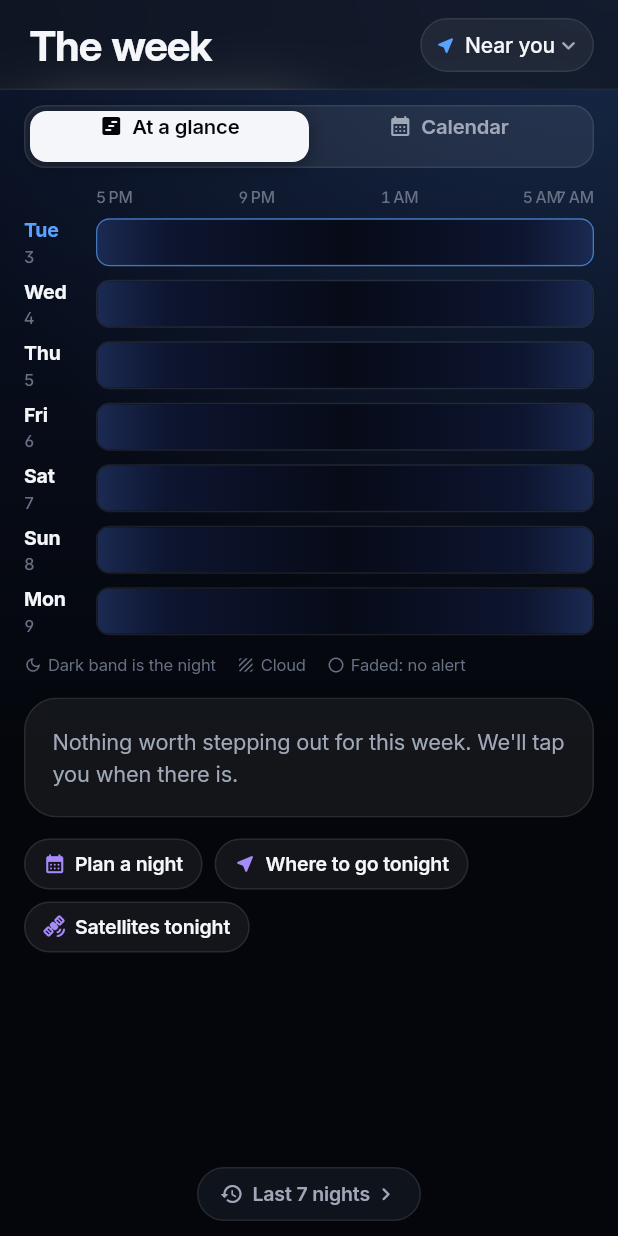
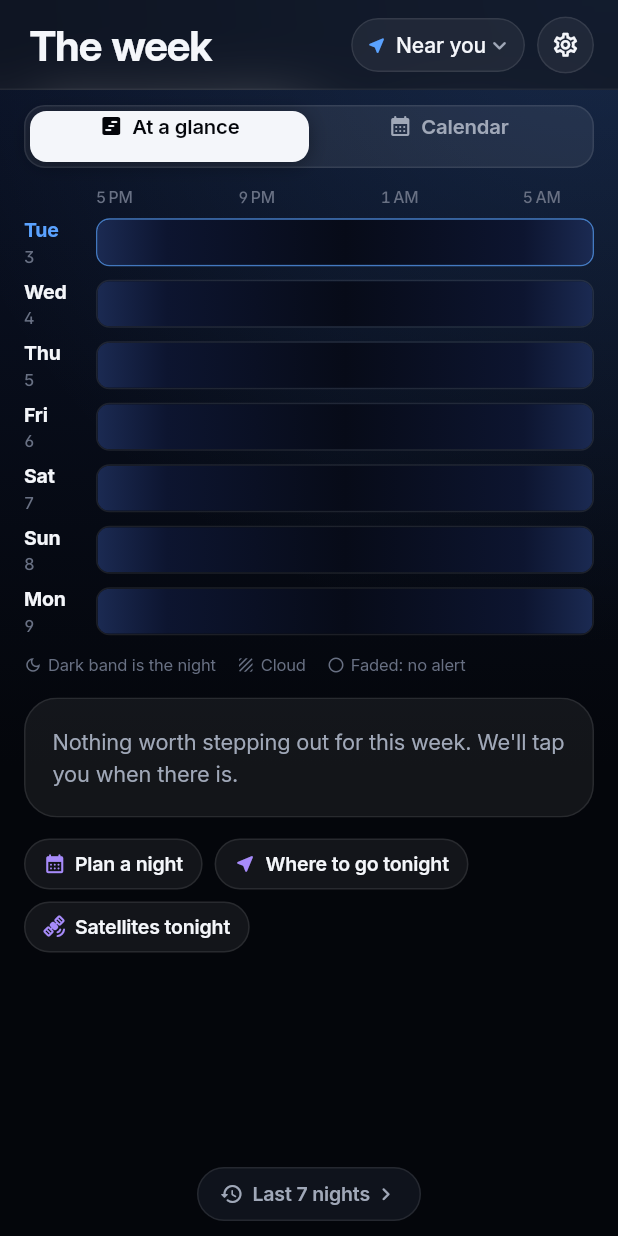
Before and after one commit to brilliant-disruptions/lookup, a Flutter app: the UpcomingScreen screen opened directly, on a phone screen of 412 x 824 dp. Run offline on Flutter 3.47's test engine with Material 3 defaults, Android fonts, the phone set to English and light mode, and no system bars; our stand-ins replace camera, flutter_local_notifications, flutter_riverpod, flutter_timezone, geolocator, image_picker and 4 more; missing offline and left inert: add_2_calendar, flutter_rotation_sensor, home_widget, satellite_observer, workmanager; accounts and stored records are empty; statements that could not run were skipped.

Commit message:
Settings on every tab; Week markers say what they are; clearer LookUp+ tag
- The Settings gear (press and hold for night vision) is now on Sky, Week
  and Log as well as Tonight.
- Week markers carry a short name (ISS, Tiangong, Starlink, Venus · Moon),
  falling back to icons on a night too crowded for words. Tiangong gets
  its own colour so it never reads as the ISS.
- "LookUp+" on a sight becomes a lock and "Alert with LookUp+".
- The night axis drops the 7 AM label that ran into 5 AM.

Co-Authored-By: Claude Opus 5.5 <noreply@anthropic.com>
Claude-Session: https://claude.ai/code/session_01BbUTXpGaMxiGWkwJp3ySsi

```diff
--- a/lib/ui/format.dart
+++ b/lib/ui/format.dart
@@ -68,6 +68,31 @@ String eventTitle(SkyEvent e) => switch (e.type) {
       SkyEventType.skyObject => (e.details['name'] as String?) ?? e.type.label,
       _ => e.type.label,
     };
+
+/// A word or two for the Week tab's markers: which satellite, which planets,
+/// which shower, so the week reads without tapping.
+String eventShortName(SkyEvent e) => switch (e.type) {
+      SkyEventType.iss => 'ISS',
+      SkyEventType.tiangong => 'Tiangong',
+      SkyEventType.starlinkTrain => 'Starlink',
+      SkyEventType.auroraNow || SkyEventType.auroraOutlook => 'Aurora',
+      SkyEventType.meteorShower => (e.details['shower'] as String?) ?? 'Meteors',
+      SkyEventType.lunarEclipse || SkyEventType.solarEclipse => 'Eclipse',
+      SkyEventType.planetPairing => switch (e.details['bodies']) {
+          [final Object a, final Object b] => '${_bare(a)} · ${_bare(b)}',
+          _ => 'Planets',
+        },
+      SkyEventType.rocketLaunch => 'Launch',
+      SkyEventType.issTransit => 'ISS × ${e.details['body'] ?? 'Sun'}',
+      SkyEventType.planetHighlight => (e.details['planet'] as String?) ?? 'Planet',
+      SkyEventType.satellitePass || SkyEventType.skyObject => (e.details['name'] as String?) ?? e.type.label,
+    };
+
+/// "the Moon" → "Moon": markers are names, not sentences.
+String _bare(Object name) {
+  final s = '$name';
+  return s.startsWith('the ') ? '${s[4].toUpperCase()}${s.substring(5)}' : s;
+}
 
 String eventSubtitle(SkyEvent e) {
   switch (e.type) {
--- a/lib/ui/kit/event_style.dart
+++ b/lib/ui/kit/event_style.dart
@@ -9,7 +9,8 @@ import '../theme.dart';
 /// up: list glyphs, the hero card's glow, the Week tab. A null icon means
 /// the ringed [PlanetMark] (Material's only planet icon is the Earth).
 ({IconData? icon, Color color}) eventStyle(SkyEventType? t, {Map<String, Object?> details = const {}}) => switch (t) {
-      SkyEventType.iss || SkyEventType.tiangong => (icon: Icons.satellite_alt_rounded, color: LookUpColors.blue),
+      SkyEventType.iss => (icon: Icons.satellite_alt_rounded, color: LookUpColors.blue),
+      SkyEventType.tiangong => (icon: Icons.satellite_alt_rounded, color: LookUpColors.rose),
       SkyEventType.satellitePass => (icon: Icons.satellite_alt_rounded, color: LookUpColors.cyan),
       SkyEventType.starlinkTrain => (icon: Icons.linear_scale_rounded, color: LookUpColors.violet),
       SkyEventType.auroraNow || SkyEventType.auroraOutlook => (icon: Icons.waves_rounded, color: LookUpColors.good),
--- a/lib/ui/log_screen.dart
+++ b/lib/ui/log_screen.dart
@@ -9,6 +9,7 @@ import '../services/photo_store.dart';
 import '../state/providers.dart';
 import 'format.dart';
 import 'kit/kit.dart';
+import 'settings_screen.dart';
 import 'theme.dart';
 import 'year_card.dart';
 
@@ -31,7 +32,7 @@ class _LogScreenState extends ConsumerState<LogScreen> {
     final top = MediaQuery.paddingOf(context).top + AppHeader.height;
     return Scaffold(
       extendBodyBehindAppBar: true,
-      appBar: const AppHeader(title: Text('Sky log')),
+      appBar: const AppHeader(title: Text('Sky log'), actions: [SettingsButton()]),
       body: SkyBackdrop(
         stars: false,
         glow: LookUpColors.violet,
--- a/lib/ui/settings_screen.dart
+++ b/lib/ui/settings_screen.dart
@@ -24,6 +24,20 @@ import 'tour.dart';
 /// that pressing and holding Settings shows).
 Future<void> openSettings(BuildContext context, {bool nightVision = false}) =>
     Navigator.of(context).push(MaterialPageRoute(builder: (_) => SettingsScreen(focusNightVision: nightVision)));
+
+/// The gear in every tab's header: tap for Settings, press and hold for
+/// just night vision.
+class SettingsButton extends StatelessWidget {
+  const SettingsButton({super.key});
+  @override
+  Widget build(BuildContext context) => CircleButton(
+        tooltip: 'Settings',
+        icon: Icons.settings_outlined,
+        onPressed: () => openSettings(context),
+        onLongPress: () => showNightVisionCard(context),
+        longPressHint: 'Night vision',
+      );
+}
 
 typedef _Set = Future<void> Function(LookUpSettings Function(LookUpSettings));
 
--- a/lib/ui/sky/sky_screen.dart
+++ b/lib/ui/sky/sky_screen.dart
@@ -13,6 +13,7 @@ import '../format.dart';
 import '../look_sheet.dart';
 import '../kit/kit.dart';
 import '../places_screen.dart';
+import '../settings_screen.dart';
 import '../theme.dart';
 import 'night_strip.dart';
 import 'object_sheet.dart';
@@ -124,6 +125,7 @@ class _SkyScreenState extends ConsumerState<SkyScreen> {
             icon: _whole ? Icons.panorama_horizontal_rounded : Icons.blur_circular_rounded,
             onPressed: () => setState(() => _whole = !_whole),
           ),
+          const SettingsButton(),
         ],
       ),
       body: SkyBackdrop(
--- a/lib/ui/theme.dart
+++ b/lib/ui/theme.dart
@@ -37,6 +37,9 @@ abstract final class LookUpColors {
   static const gold = Color(0xFFF5C76B);
   static const red = Color(0xFFFF7A6B);
   static const cyan = Color(0xFF52D1E8);
+
+  /// Tiangong, so it never reads as the ISS at a glance.
+  static const rose = Color(0xFFFF8FC7);
 }
 
 /// Corner radii. Everything is rounded; nothing is boxy.
--- a/lib/ui/upcoming_screen.dart
+++ b/lib/ui/upcoming_screen.dart
@@ -11,6 +11,7 @@ import 'kit/kit.dart';
 import 'look_sheet.dart';
 import 'paywall_sheet.dart';
 import 'places_screen.dart';
+import 'settings_screen.dart';
 import 'theme.dart';
 import 'week_views.dart';
 
@@ -49,6 +50,7 @@ class _UpcomingScreenState extends ConsumerState<UpcomingScreen> {
         title: const Text('The week'),
         place: (place?.isNotEmpty ?? false) ? place! : 'Near you',
         onPlaceTap: () => openPlaces(context),
+        actions: const [SettingsButton()],
       ),
       body: SkyBackdrop(
         stars: false,
@@ -257,7 +259,7 @@ class _EventRow extends StatelessWidget {
           const Text('No alert', style: TextStyle(fontSize: 11.5, color: LookUpColors.greyDim)),
         ] else if (!past && locked) ...[
           const SizedBox(height: 4),
-          const Text('LookUp+', style: TextStyle(fontSize: 11.5, fontWeight: FontWeight.w600, color: LookUpColors.blue)),
+          const PlusAlertTag(),
         ],
       ]),
     );
--- a/lib/ui/week_views.dart
+++ b/lib/ui/week_views.dart
@@ -180,8 +180,8 @@ class _Axis extends StatelessWidget {
               String h(int hour) => DateFormat.j().format(DateTime(2000, 1, 1, hour));
               return Stack(clipBehavior: Clip.none, children: [
                 for (final (hour, f) in [(17, 0.0), (21, 4 / 14), (1, 8 / 14), (5, 12 / 14)])
+                  // Every four hours; a 7 AM at the end would run into 5 AM.
                   Positioned(left: f * box.maxWidth, child: Text(h(hour), style: style)),
-                Positioned(right: 0, child: Text(h(7), style: style)),
               ]);
             }),
           ),
@@ -211,6 +211,53 @@ class _NightBar extends StatelessWidget {
 
   static const _size = 22.0;
 
+  /// Room between neighbouring markers and at the bar's ends.
+  static const _gap = 3.0, _edge = 2.0;
+
+  /// Each marker's left edge, icon centred on its time.
+  List<double> _iconLefts(double w) {
+    final xs = <double>[];
+    for (final e in n.events) {
+      var x = barPosition(e.start) * w;
+      if (xs.isNotEmpty) x = math.max(x, xs.last + _size * 0.8);
+      xs.add(x.clamp(_size / 2 + _edge, w - _size / 2 - _edge));
+    }
+    return [for (final x in xs) x - _size / 2];
+  }
+
+  /// Named markers, each starting at its time; pushed right past the one
+  /// before, then back left from the bar's end. Null when they can't all fit.
+  ({List<double> lefts, List<double> labelWidths})? _namedLayout(BuildContext context, double w) {
+    if (n.events.isEmpty) return null;
+    final style = DefaultTextStyle.of(context).style.merge(_Marker.labelStyle);
+    final scaler = MediaQuery.textScalerOf(context).clamp(maxScaleFactor: 1.15);
+    final labels = [
+      for (final e in n.events)
+        (TextPainter(
+          text: TextSpan(text: eventShortName(e), style: style),
+          textDirection: Directionality.of(context),
+          textScaler: scaler,
+          maxLines: 1,
+        )..layout(maxWidth: _Marker.maxLabelWidth))
+            .width
+            .ceilToDouble()
+    ];
+    final widths = [for (final l in labels) _Marker.widthFor(l)];
+    final lefts = <double>[];
+    for (var i = 0; i < n.events.length; i++) {
+      var x = math.max(barPosition(n.events[i].start) * w - _size / 2, _edge);
+      if (i > 0) x = math.max(x, lefts[i - 1] + widths[i - 1] + _gap);
+      lefts.add(x);
+    }
+    var limit = w - _edge;
+    for (var i = n.events.length - 1; i >= 0; i--) {
+      lefts[i] = math.min(lefts[i], limit - widths[i]);
+      limit = lefts[i] - _gap;
+    }
+    if (lefts.first < _edge) return null;
+    return (lefts: lefts, labelWidths: labels);
+  }
+
   @override
   Widget build(BuildContext context) => Semantics(
         container: true,
@@ -230,20 +277,20 @@ class _NightBar extends StatelessWidget {
               borderRadius: BorderRadius.circular(8),
               child: LayoutBuilder(builder: (context, box) {
                 final w = box.maxWidth;
-                // Markers at their times, nudged apart when they'd overlap.
-                final xs = <double>[];
-                for (final e in n.events) {
-                  var x = barPosition(e.start) * w;
-                  if (xs.isNotEmpty) x = math.max(x, xs.last + _size * 0.8);
-                  xs.add(x.clamp(_size / 2 + 2, w - _size / 2 - 2));
-                }
+                // Named where there's room ("ISS", "Tiangong"), else just
+                // the icons, nudged apart when they'd overlap.
+                final named = _namedLayout(context, w);
+                final xs = named?.lefts ?? _iconLefts(w);
                 return Stack(children: [
                   Positioned.fill(child: CustomPaint(painter: _BarPainter(n.clouds))),
                   for (var i = 0; i < n.events.length; i++)
                     Positioned(
-                      left: xs[i] - _size / 2,
+                      left: xs[i],
                       top: (32 - 2 - _size) / 2,
-                      child: _Marker(n.events[i], selected: n.events[i].id == pick?.id, onTap: onPick),
+                      child: _Marker(n.events[i],
+                          selected: n.events[i].id == pick?.id,
+                          onTap: onPick,
+                          labelWidth: named?.labelWidths[i]),
                     ),
                 ]);
               }),
@@ -254,14 +301,30 @@ class _NightBar extends StatelessWidget {
 }
 
 class _Marker extends StatelessWidget {
-  const _Marker(this.e, {required this.selected, required this.onTap});
+  const _Marker(this.e, {required this.selected, required this.onTap, this.labelWidth});
   final SkyEvent e;
   final bool selected;
   final ValueChanged<SkyEvent> onTap;
 
+  /// Set when there's room for the name beside the icon.
+  final double? labelWidth;
+
+  static const labelStyle = TextStyle(fontSize: 10.5, fontWeight: FontWeight.w600, height: 1.1);
+  static const maxLabelWidth = 84.0;
+  static double widthFor(double label) => _NightBar._size + label + 7;
+
   @override
   Widget build(BuildContext context) {
     final s = eventStyle(e.type, details: e.details);
+    final ink = selected ? LookUpColors.black : s.color;
+    final icon = SizedBox(
+      width: _NightBar._size,
+      height: _NightBar._size,
+      child: s.icon == null
+          ? Padding(padding: const EdgeInsets.all(3), child: PlanetMark(color: ink))
+          : Icon(s.icon, size: 13, color: ink),
+    );
+    final label = labelWidth;
     return Semantics(
       container: true,
       button: true,
@@ -273,16 +336,29 @@ class _Marker extends StatelessWidget {
         child: Opacity(
           opacity: e.type.pushes || selected ? 1 : 0.5,
           child: Container(
-            width: _NightBar._size,
+            width: label == null ? _NightBar._size : widthFor(label),
             height: _NightBar._size,
             decoration: BoxDecoration(
               color: selected ? s.color : s.color.withValues(alpha: 0.24),
               borderRadius: BorderRadius.circular(6),
               border: selected ? Border.all(color: LookUpColors.white, width: 2) : null,
             ),
-            child: s.icon == null
-                ? Padding(padding: const EdgeInsets.all(3), child: PlanetMark(color: selected ? LookUpColors.black : s.color))
-                : Icon(s.icon, size: 13, color: selected ? LookUpColors.black : s.color),
+            child: label == null
+                ? icon
+                : Row(children: [
+                    icon,
+                    SizedBox(
+                      width: label,
+                      child: Text(
+                        eventShortName(e),
+                        maxLines: 1,
+                        softWrap: false,
+                        overflow: TextOverflow.ellipsis,
+                        textScaler: MediaQuery.textScalerOf(context).clamp(maxScaleFactor: 1.15),
+                        style: labelStyle.copyWith(color: selected ? LookUpColors.black : LookUpColors.white),
+                      ),
+                    ),
+                  ]),
           ),
         ),
       ),
@@ -349,7 +425,7 @@ class _PickCard extends StatelessWidget {
               Text(eventSubtitle(e), style: const TextStyle(fontSize: 13, color: LookUpColors.grey, height: 1.35)),
               if (locked) ...[
                 const SizedBox(height: 6),
-                const Text('LookUp+', style: TextStyle(fontSize: 12, fontWeight: FontWeight.w600, color: LookUpColors.blue)),
+                const PlusAlertTag(size: 12),
               ] else if (!e.type.pushes) ...[
                 const SizedBox(height: 6),
                 const Text('No alert', style: TextStyle(fontSize: 12, color: LookUpColors.greyDim)),
@@ -494,12 +570,12 @@ class CalendarPage extends StatelessWidget {
                   leading: EventGlyph.of(e, size: 30),
                   title: eventTitle(e),
                   padding: const EdgeInsets.fromLTRB(14, 10, 14, 10),
-                  trailing: Row(mainAxisSize: MainAxisSize.min, children: [
+                  trailing: Column(crossAxisAlignment: CrossAxisAlignment.end, mainAxisSize: MainAxisSize.min, children: [
+                    Text(fmtTime(e.start), style: numeric(size: 14, weight: FontWeight.w600)),
                     if (lockedOnFree(e, isPlus: isPlus)) ...[
-                      const Text('LookUp+', style: TextStyle(fontSize: 11.5, fontWeight: FontWeight.w600, color: LookUpColors.blue)),
-                      const SizedBox(width: 10),
+                      const SizedBox(height: 4),
+                      const PlusAlertTag(),
                     ],
-                    Text(fmtTime(e.start), style: numeric(size: 14, weight: FontWeight.w600)),
                   ]),
                 ),
               if (sel.quiet.isNotEmpty)
```
Also changed, not shown: lib/ui/now_screen.dart (+1 -9 lines), lib/ui/paywall_sheet.dart (+18 -0 lines), 7 other files.
